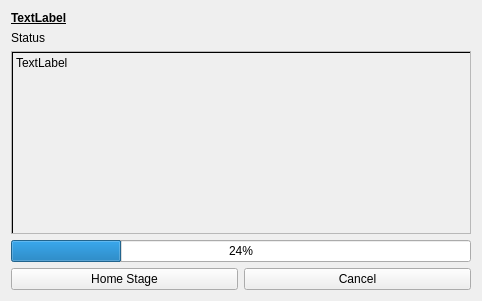
The window that btms_ui/ui/btms-homing.ui (pcdshub/btms-ui) describes before a commit, drawn with Qt 5.
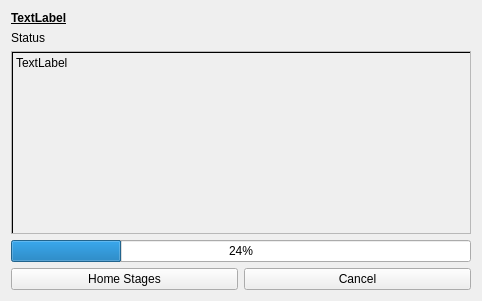
The same window after the commit.

Commit message: Fix typo on homing screen home button

```diff
--- a/btms_ui/ui/btms-homing.ui
+++ b/btms_ui/ui/btms-homing.ui
@@ -31,7 +31,7 @@
    <item row="4" column="0">
     <widget class="QPushButton" name="home_button">
      <property name="text">
-      <string>Home Stage</string>
+      <string>Home Stages</string>
      </property>
     </widget>
    </item>
```
